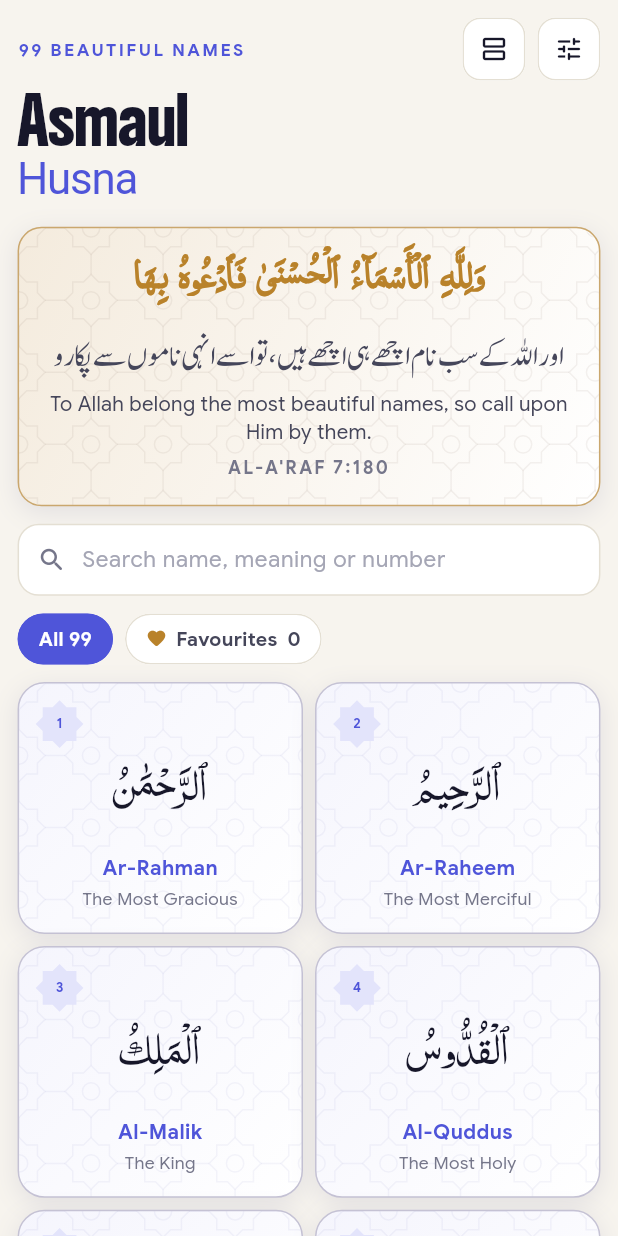
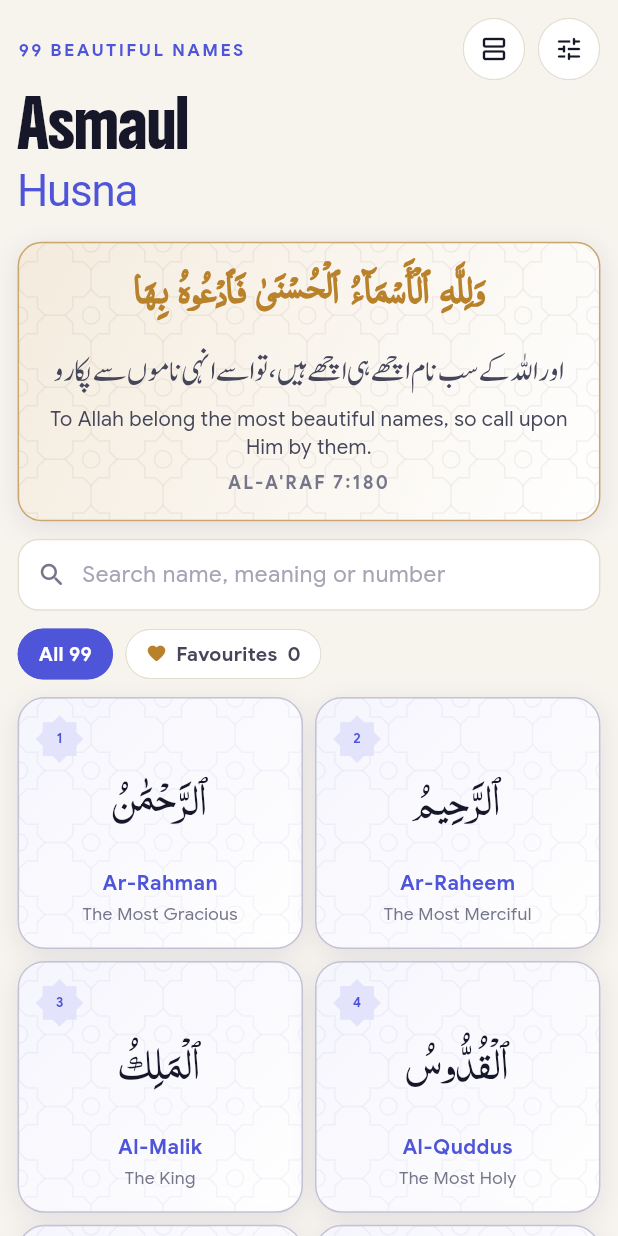
Before and after one commit to muzzammil763/Asmaul-Husna, a Flutter app: the screen it shows after launch, on a phone screen of 412 x 824 dp. Run offline on Flutter 3.47's test engine with Material 3 defaults, Android fonts, the phone set to English and light mode, and no system bars; our stand-ins replace shared_preferences.

Commit message:
style: pill-shaped header buttons and roomier editorial titles
Co-Authored-By: Claude Opus 5.5 <noreply@anthropic.com>

```diff
--- a/lib/src/ui/widgets.dart
+++ b/lib/src/ui/widgets.dart
@@ -31,7 +31,7 @@ class EditorialTitle extends StatelessWidget {
       style: TextStyle(
         fontFamily: AppFonts.display,
         fontSize: context.r(size),
-        height: 1.32,
+        height: 1.5,
         letterSpacing: -.8,
         color: p.title,
       ),
@@ -338,7 +338,7 @@ class HeaderButton extends StatelessWidget {
     final button = Material(
       color: active ? p.accent.withValues(alpha: .16) : p.surface,
       shape: RoundedRectangleBorder(
-        borderRadius: BorderRadius.circular(12),
+        borderRadius: BorderRadius.circular(32),
         side: BorderSide(color: active ? p.accent : p.border),
       ),
       clipBehavior: Clip.antiAlias,
```
